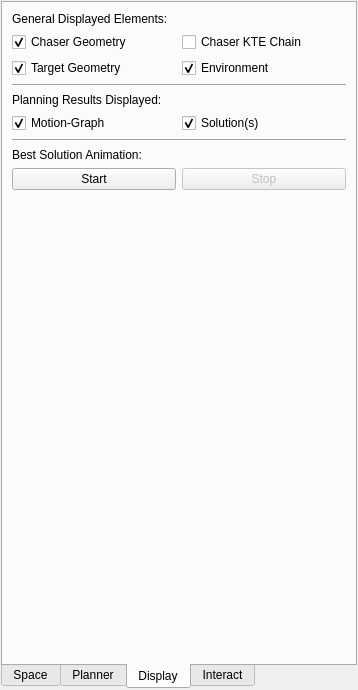
The window that src/ReaK/examples/robot_airship/uis/CRS_planner_config.ui (mikael-s-persson/ReaK) describes before a commit, drawn with Qt 5.
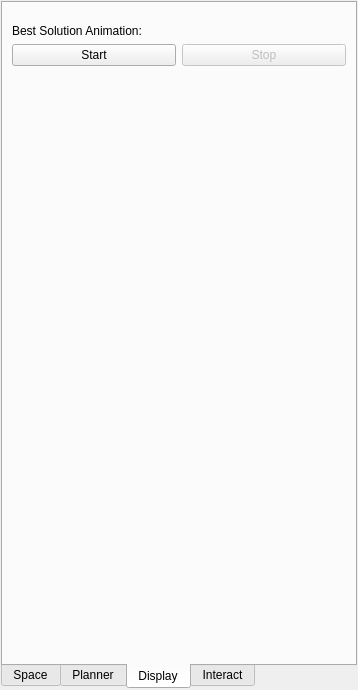
The same window after the commit. The open tabs and pages were chosen to show the change.

Commit message: Switched to using the view3d-menu class for the display switches in the CRS-planner.

Patch:
```diff
--- a/src/ReaK/examples/robot_airship/uis/CRS_planner_config.ui
+++ b/src/ReaK/examples/robot_airship/uis/CRS_planner_config.ui
@@ -677,109 +677,24 @@
        <string>Display</string>
       </attribute>
       <layout class="QVBoxLayout" name="verticalLayout_3">
-       <item>
-        <widget class="QLabel" name="label_6">
-         <property name="text">
-          <string>General Displayed Elements:</string>
-         </property>
-        </widget>
-       </item>
        <item>
         <widget class="QWidget" name="widget_3" native="true">
          <layout class="QGridLayout" name="gridLayout_6">
           <property name="margin">
            <number>0</number>
           </property>
-          <item row="0" column="0">
-           <widget class="QCheckBox" name="check_show_geom">
-            <property name="text">
-             <string>Chaser Geometry</string>
-            </property>
-            <property name="checked">
-             <bool>true</bool>
-            </property>
-           </widget>
-          </item>
-          <item row="0" column="1">
-           <widget class="QCheckBox" name="check_show_kinmdl">
-            <property name="text">
-             <string>Chaser KTE Chain</string>
-            </property>
-           </widget>
-          </item>
-          <item row="1" column="0">
-           <widget class="QCheckBox" name="check_show_target">
-            <property name="text">
-             <string>Target Geometry</string>
-            </property>
-            <property name="checked">
-             <bool>true</bool>
-            </property>
-           </widget>
-          </item>
-          <item row="1" column="1">
-           <widget class="QCheckBox" name="check_show_env">
-            <property name="text">
-             <string>Environment</string>
-            </property>
-            <property name="checked">
-             <bool>true</bool>
-            </property>
-           </widget>
-          </item>
          </layout>
         </widget>
        </item>
-       <item>
-        <widget class="Line" name="line">
-         <property name="orientation">
-          <enum>Qt::Horizontal</enum>
-         </property>
-        </widget>
-       </item>
-       <item>
-        <widget class="QLabel" name="label_15">
-         <property name="text">
-          <string>Planning Results Displayed:</string>
-         </property>
-        </widget>
-       </item>
        <item>
         <widget class="QWidget" name="widget_4" native="true">
          <layout class="QGridLayout" name="gridLayout_7">
           <property name="margin">
            <number>0</number>
           </property>
-          <item row="0" column="0">
-           <widget class="QCheckBox" name="check_show_motiongraph">
-            <property name="text">
-             <string>Motion-Graph</string>
-            </property>
-            <property name="checked">
-             <bool>true</bool>
-            </property>
-           </widget>
-          </item>
-          <item row="0" column="1">
-           <widget class="QCheckBox" name="check_show_sol">
-            <property name="text">
-             <string>Solution(s)</string>
-            </property>
-            <property name="checked">
-             <bool>true</bool>
-            </property>
-           </widget>
-          </item>
          </layout>
         </widget>
        </item>
-       <item>
-        <widget class="Line" name="line_4">
-         <property name="orientation">
-          <enum>Qt::Horizontal</enum>
-         </property>
-        </widget>
-       </item>
        <item>
         <widget class="QLabel" name="label_12">
          <property name="text">
```
Left out of the diff: 696 changed lines with no effect on the pictures. The commit also changes 5 other files.
